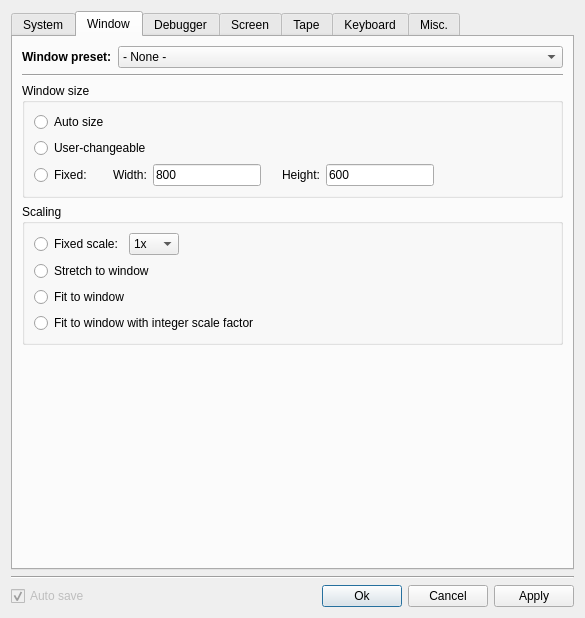
vpyk/emu80v4, file src/qt/qtSettingsDialog.ui: the form before one commit.
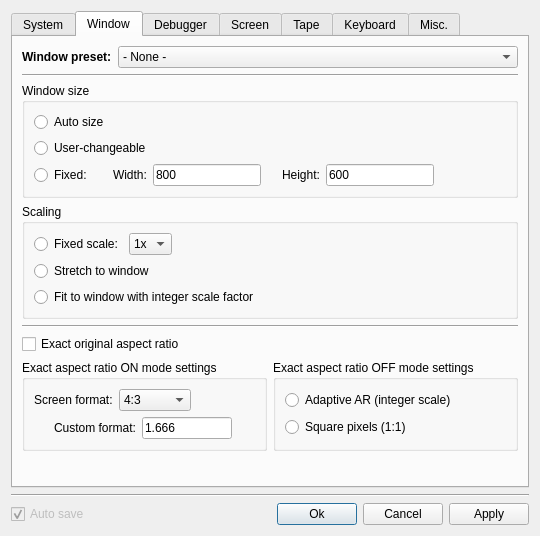
The form after the commit. The open tabs and pages were chosen to show the change.

Commit message: New window and display settings

Diff of the .ui file:
```diff
--- a/src/qt/qtSettingsDialog.ui
+++ b/src/qt/qtSettingsDialog.ui
@@ -6,8 +6,8 @@
    <rect>
     <x>0</x>
     <y>0</y>
-    <width>585</width>
-    <height>563</height>
+    <width>540</width>
+    <height>478</height>
    </rect>
   </property>
   <property name="windowTitle">
@@ -20,7 +20,7 @@
       <enum>QTabWidget::North</enum>
      </property>
      <property name="currentIndex">
-      <number>3</number>
+      <number>1</number>
      </property>
      <widget class="QWidget" name="systemTab">
       <attribute name="title">
@@ -411,57 +411,32 @@
            </item>
            <item>
             <property name="text">
-             <string>1x, auto size, no smoothing</string>
+             <string notr="true">1x</string>
             </property>
            </item>
            <item>
             <property name="text">
-             <string>2x, auto size, no smoothing</string>
+             <string notr="true">2x</string>
             </property>
            </item>
            <item>
             <property name="text">
-             <string>3x, auto size, no smoothing</string>
+             <string notr="true">3x</string>
             </property>
            </item>
            <item>
             <property name="text">
-             <string>4x, auto size, no smoothing</string>
+             <string notr="true">4x</string>
             </property>
            </item>
            <item>
             <property name="text">
-             <string>5x, auto size, no smoothing</string>
+             <string notr="true">5x</string>
             </property>
            </item>
            <item>
             <property name="text">
-             <string>2x3, auto size, no smoothing</string>
-            </property>
-           </item>
-           <item>
-            <property name="text">
-             <string>3x5, auto size, no smoothing</string>
-            </property>
-           </item>
-           <item>
-            <property name="text">
-             <string>4x6, auto size, no smoothing</string>
-            </property>
-           </item>
-           <item>
-            <property name="text">
-             <string>2x, fixed size</string>
-            </property>
-           </item>
-           <item>
-            <property name="text">
-             <string>Stretch, user-changeable, smoothing</string>
-            </property>
-           </item>
-           <item>
-            <property name="text">
-             <string>Fit, user-changeable, original aspect ratio, smoothing</string>
+             <string>Sizeable</string>
             </property>
            </item>
           </widget>
@@ -657,21 +632,6 @@
                 <string notr="true">5x</string>
                </property>
               </item>
-              <item>
-               <property name="text">
-                <string notr="true">2x3</string>
-               </property>
-              </item>
-              <item>
-               <property name="text">
-                <string notr="true">3x5</string>
-               </property>
-              </item>
-              <item>
-               <property name="text">
-                <string notr="true">4x6</string>
-               </property>
-              </item>
              </widget>
             </item>
             <item>
@@ -696,13 +656,6 @@
             </property>
            </widget>
           </item>
-          <item>
-           <widget class="QRadioButton" name="stretchPropRadioButton">
-            <property name="text">
-             <string>Fit to window</string>
-            </property>
-           </widget>
-          </item>
           <item>
            <widget class="QRadioButton" name="stretchPropIntRadioButton">
             <property name="text">
@@ -713,14 +666,166 @@
          </layout>
         </widget>
        </item>
+       <item>
+        <widget class="Line" name="line_3">
+         <property name="orientation">
+          <enum>Qt::Horizontal</enum>
+         </property>
+        </widget>
+       </item>
+       <item>
+        <widget class="QCheckBox" name="aspectCheckBox">
+         <property name="text">
+          <string>Exact original aspect ratio</string>
+         </property>
+        </widget>
+       </item>
+       <item>
+        <layout class="QHBoxLayout" name="horizontalLayout_11">
+         <item>
+          <widget class="QGroupBox" name="arOnGroupBox">
+           <property name="sizePolicy">
+            <sizepolicy hsizetype="Preferred" vsizetype="Preferred">
+             <horstretch>1</horstretch>
+             <verstretch>0</verstretch>
+            </sizepolicy>
+           </property>
+           <property name="title">
+            <string>Exact aspect ratio ON mode settings</string>
+           </property>
+           <layout class="QVBoxLayout" name="verticalLayout_21">
+            <item>
+             <layout class="QHBoxLayout" name="horizontalLayout_12">
+              <item>
+               <widget class="QLabel" name="wideLabel">
+                <property name="text">
+                 <string>Screen format:</string>
+                </property>
+               </widget>
+              </item>
+              <item>
+               <widget class="QComboBox" name="wideComboBox">
+                <item>
+                 <property name="text">
+                  <string notr="true">4:3</string>
+                 </property>
+                </item>
+                <item>
+                 <property name="text">
+                  <string notr="true">16:9</string>
+                 </property>
+                </item>
+                <item>
+                 <property name="text">
+                  <string>Custom</string>
+                 </property>
+                </item>
+               </widget>
+              </item>
+              <item>
+               <spacer name="horizontalSpacer_9">
+                <property name="orientation">
+                 <enum>Qt::Horizontal</enum>
+                </property>
+                <property name="sizeHint" stdset="0">
+                 <size>
+                  <width>40</width>
+                  <height>20</height>
+                 </size>
+                </property>
+               </spacer>
+              </item>
+             </layout>
+            </item>
+            <item>
+             <layout class="QHBoxLayout" name="horizontalLayout_13">
+              <item>
+               <spacer name="horizontalSpacer_13">
+                <property name="orientation">
+                 <enum>Qt::Horizontal</enum>
+                </property>
+                <property name="sizeType">
+                 <enum>QSizePolicy::Fixed</enum>
+                </property>
+                <property name="sizeHint" stdset="0">
+                 <size>
+                  <width>20</width>
+                  <height>20</height>
+                 </size>
+                </property>
+               </spacer>
+              </item>
+              <item>
+               <widget class="QLabel" name="label_3">
+                <property name="text">
+                 <string>Custom format:</string>
+                </property>
+               </widget>
+              </item>
+              <item>
+               <widget class="QLineEdit" name="customFormatLineEdit">
+                <property name="inputMask">
+                 <string notr="true">0.000</string>
+                </property>
+                <property name="text">
+                 <string notr="true">1.666</string>
+                </property>
+               </widget>
+              </item>
+              <item>
+               <spacer name="horizontalSpacer_10">
+                <property name="orientation">
+                 <enum>Qt::Horizontal</enum>
+                </property>
+                <property name="sizeHint" stdset="0">
+                 <size>
+                  <width>40</width>
+                  <height>20</height>
+                 </size>
+                </property>
+               </spacer>
+              </item>
+             </layout>
+            </item>
+           </layout>
+          </widget>
+         </item>
+         <item>
+          <widget class="QGroupBox" name="arOffgroupBox">
+           <property name="sizePolicy">
+            <sizepolicy hsizetype="Preferred" vsizetype="Preferred">
+             <horstretch>1</horstretch>
+             <verstretch>0</verstretch>
+            </sizepolicy>
+           </property>
+           <property name="title">
+            <string>Exact aspect ratio OFF mode settings</string>
+           </property>
+           <layout class="QVBoxLayout" name="verticalLayout_22">
+            <item>
+             <widget class="QRadioButton" name="adaptArRadioButton">
+              <property name="text">
+               <string>Adaptive AR (integer scale)</string>
+              </property>
+             </widget>
+            </item>
+            <item>
+             <widget class="QRadioButton" name="sqrArRadioButton">
+              <property name="text">
+               <string>Square pixels (1:1)</string>
+              </property>
+             </widget>
+            </item>
+           </layout>
+          </widget>
+         </item>
+        </layout>
+       </item>
        <item>
         <spacer name="verticalSpacer_4">
          <property name="orientation">
           <enum>Qt::Vertical</enum>
          </property>
-         <property name="sizeType">
-          <enum>QSizePolicy::Expanding</enum>
-         </property>
          <property name="sizeHint" stdset="0">
           <size>
            <width>20</width>
@@ -1004,122 +1109,6 @@
          </property>
         </widget>
        </item>
-       <item>
-        <widget class="QCheckBox" name="aspectCheckBox">
-         <property name="text">
-          <string>Original aspect ratio</string>
-         </property>
-        </widget>
-       </item>
-       <item>
-        <layout class="QHBoxLayout" name="horizontalLayout_13">
-         <item>
-          <spacer name="horizontalSpacer_15">
-           <property name="orientation">
-            <enum>Qt::Horizontal</enum>
-           </property>
-           <property name="sizeType">
-            <enum>QSizePolicy::Fixed</enum>
-           </property>
-           <property name="sizeHint" stdset="0">
-            <size>
-             <width>20</width>
-             <height>20</height>
-            </size>
-           </property>
-          </spacer>
-         </item>
-         <item>
-          <widget class="QLabel" name="wideLabel">
-           <property name="text">
-            <string>Screen format:</string>
-           </property>
-          </widget>
-         </item>
-         <item>
-          <widget class="QComboBox" name="wideComboBox">
-           <item>
-            <property name="text">
-             <string notr="true">4:3</string>
-            </property>
-           </item>
-           <item>
-            <property name="text">
-             <string notr="true">16:9</string>
-            </property>
-           </item>
-           <item>
-            <property name="text">
-             <string>Custom</string>
-            </property>
-           </item>
-          </widget>
-         </item>
-         <item>
-          <spacer name="horizontalSpacer_16">
-           <property name="orientation">
-            <enum>Qt::Horizontal</enum>
-           </property>
-           <property name="sizeHint" stdset="0">
-            <size>
-             <width>40</width>
-             <height>20</height>
-            </size>
-           </property>
-          </spacer>
-         </item>
-        </layout>
-       </item>
-       <item>
-        <layout class="QHBoxLayout" name="horizontalLayout_12">
-         <item>
-          <spacer name="horizontalSpacer_13">
-           <property name="orientation">
-            <enum>Qt::Horizontal</enum>
-           </property>
-           <property name="sizeType">
-            <enum>QSizePolicy::Fixed</enum>
-           </property>
-           <property name="sizeHint" stdset="0">
-            <size>
-             <width>40</width>
-             <height>20</height>
-            </size>
-           </property>
-          </spacer>
-         </item>
-         <item>
-          <widget class="QLabel" name="label_3">
-           <property name="text">
-            <string>Custom format:</string>
-           </property>
-          </widget>
-         </item>
-         <item>
-          <widget class="QLineEdit" name="customFormatLineEdit">
-           <property name="inputMask">
-            <string notr="true">0.000</string>
-           </property>
-           <property name="text">
-            <string notr="true">1.666</string>
-           </property>
-          </widget>
-         </item>
-         <item>
-          <spacer name="horizontalSpacer_14">
-           <property name="orientation">
-            <enum>Qt::Horizontal</enum>
-           </property>
-           <property name="sizeHint" stdset="0">
-            <size>
-             <width>40</width>
-             <height>20</height>
-            </size>
-           </property>
-          </spacer>
-         </item>
-        </layout>
-       </item>
        <item>
         <spacer name="verticalSpacer_6">
          <property name="orientation">
@@ -1402,22 +1391,6 @@
      </widget>
     </widget>
    </item>
-   <item>
-    <spacer name="verticalSpacer">
-     <property name="orientation">
-      <enum>Qt::Vertical</enum>
-     </property>
-     <property name="sizeType">
-      <enum>QSizePolicy::Expanding</enum>
-     </property>
-     <property name="sizeHint" stdset="0">
-      <size>
-       <width>20</width>
-       <height>40</height>
-      </size>
-     </property>
-    </spacer>
-   </item>
    <item>
     <widget class="Line" name="line">
      <property name="orientation">
```
Left out of the diff: 5 changed lines with no effect on the pictures. The commit also changes 21 other files.
